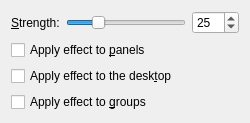
This is effects/diminactive/diminactive_config.ui in KDE/kwin as Qt 5 draws it before an edit. The edited form follows.
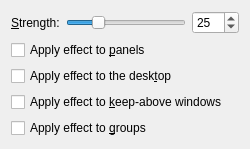
This is the edited form. Custom widgets are drawn as their Qt base class.

Commit message: Option to not dim kept above windows in dim inactive effect. Thanks to Jin Liu for providing the patch. FEATURE: 233639

Patch:
```diff
--- a/effects/diminactive/diminactive_config.ui
+++ b/effects/diminactive/diminactive_config.ui
@@ -25,6 +25,13 @@
     </widget>
    </item>
    <item row="3" column="0" colspan="3" >
+    <widget class="QCheckBox" name="checkKeepAbove" >
+     <property name="text" >
+      <string>Apply effect to &amp;keep-above windows</string>
+     </property>
+    </widget>
+   </item>
+   <item row="4" column="0" colspan="3" >
     <widget class="QCheckBox" name="checkGroup" >
      <property name="text" >
       <string>Apply effect to &amp;groups</string>
@@ -76,7 +83,7 @@
      </property>
     </widget>
    </item>
-   <item row="4" column="0" colspan="3" >
+   <item row="5" column="0" colspan="3" >
     <spacer name="verticalSpacer" >
      <property name="orientation" >
       <enum>Qt::Vertical</enum>
```
The commit also changes 3 other files.
